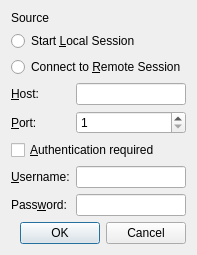
First picture: the form in trunk/qt/session-dialog.ui, repository svn2github/trs-svn, before the edit.
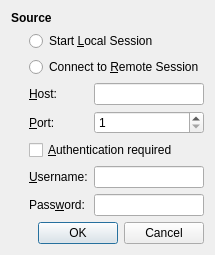
Second picture: the form after the edit.

Commit message: Rework forms layout to workaround some stylesheet issues (Qt client)

Patch:
```diff
--- a/trunk/qt/session-dialog.ui
+++ b/trunk/qt/session-dialog.ui
@@ -6,35 +6,22 @@
    <rect>
     <x>0</x>
     <y>0</y>
-    <width>248</width>
-    <height>263</height>
+    <width>250</width>
+    <height>265</height>
    </rect>
   </property>
   <property name="windowTitle">
    <string>Change Session</string>
   </property>
-  <property name="styleSheet">
-   <string notr="true">[tr-style~=&quot;form-section&quot;]
-{
-  font-weight: bold;
-  margin-top: 12px;
-  margin-bottom: 1px;
-}
-[tr-style~=&quot;form-section&quot;][tr-style~=&quot;first&quot;]
-{
-  margin-top: 0;
-}
-[tr-style~=&quot;form-label&quot;]
-{
-  margin-left: 18px;
-}</string>
-  </property>
-  <layout class="QGridLayout" name="dialogLayout">
+  <layout class="QVBoxLayout" name="dialogLayout">
    <property name="sizeConstraint">
     <enum>QLayout::SetFixedSize</enum>
    </property>
-   <item row="0" column="0" colspan="2">
+   <item>
     <widget class="QLabel" name="sourceSectionLabel">
+     <property name="styleSheet">
+      <string notr="true">font-weight:bold</string>
+     </property>
      <property name="text">
       <string>Source</string>
      </property>
@@ -43,27 +30,26 @@
      </property>
     </widget>
    </item>
-   <item row="1" column="0" colspan="2">
+   <item>
+    <layout class="QGridLayout" name="sourceSectionLayout" columnstretch="0,1">
+     <property name="leftMargin">
+      <number>18</number>
+     </property>
+     <item row="0" column="0" colspan="2">
     <widget class="QRadioButton" name="localSessionRadio">
      <property name="text">
       <string>Start &amp;Local Session</string>
      </property>
-     <property name="tr-style" stdset="0">
-      <string notr="true">form-label</string>
-     </property>
-    </widget>
-   </item>
-   <item row="2" column="0" colspan="2">
+      </widget>
+     </item>
+     <item row="1" column="0" colspan="2">
     <widget class="QRadioButton" name="remoteSessionRadio">
      <property name="text">
       <string>Connect to &amp;Remote Session</string>
      </property>
-     <property name="tr-style" stdset="0">
-      <string notr="true">form-label</string>
-     </property>
-    </widget>
-   </item>
-   <item row="3" column="0">
+      </widget>
+     </item>
+     <item row="2" column="0">
     <widget class="QLabel" name="hostLabel">
      <property name="text">
       <string>&amp;Host:</string>
@@ -71,15 +57,12 @@
      <property name="buddy">
       <cstring>hostEdit</cstring>
      </property>
-     <property name="tr-style" stdset="0">
-      <string notr="true">form-label</string>
-     </property>
-    </widget>
-   </item>
-   <item row="3" column="1">
+      </widget>
+     </item>
+     <item row="2" column="1">
     <widget class="QLineEdit" name="hostEdit"/>
    </item>
-   <item row="4" column="0">
+     <item row="3" column="0">
     <widget class="QLabel" name="portLabel">
      <property name="text">
       <string>&amp;Port:</string>
@@ -87,12 +70,9 @@
      <property name="buddy">
       <cstring>portSpin</cstring>
      </property>
-     <property name="tr-style" stdset="0">
-      <string notr="true">form-label</string>
-     </property>
-    </widget>
-   </item>
-   <item row="4" column="1">
+      </widget>
+     </item>
+     <item row="3" column="1">
     <widget class="QSpinBox" name="portSpin">
      <property name="minimum">
       <number>1</number>
@@ -102,17 +82,14 @@
      </property>
     </widget>
    </item>
-   <item row="5" column="0" colspan="2">
+     <item row="4" column="0" colspan="2">
     <widget class="QCheckBox" name="authCheck">
      <property name="text">
       <string>&amp;Authentication required</string>
      </property>
-     <property name="tr-style" stdset="0">
-      <string notr="true">form-label</string>
-     </property>
-    </widget>
-   </item>
-   <item row="6" column="0">
+      </widget>
+     </item>
+     <item row="5" column="0">
     <widget class="QLabel" name="usernameLabel">
      <property name="text">
       <string>&amp;Username:</string>
@@ -120,15 +97,12 @@
      <property name="buddy">
       <cstring>usernameEdit</cstring>
      </property>
-     <property name="tr-style" stdset="0">
-      <string notr="true">form-label</string>
-     </property>
-    </widget>
-   </item>
-   <item row="6" column="1">
+      </widget>
+     </item>
+     <item row="5" column="1">
     <widget class="QLineEdit" name="usernameEdit"/>
    </item>
-   <item row="7" column="0">
+     <item row="6" column="0">
     <widget class="QLabel" name="passwordLabel">
      <property name="text">
       <string>Pass&amp;word:</string>
@@ -136,19 +110,18 @@
      <property name="buddy">
       <cstring>passwordEdit</cstring>
      </property>
-     <property name="tr-style" stdset="0">
-      <string notr="true">form-label</string>
-     </property>
-    </widget>
-   </item>
-   <item row="7" column="1">
+      </widget>
+     </item>
+     <item row="6" column="1">
     <widget class="QLineEdit" name="passwordEdit">
      <property name="echoMode">
       <enum>QLineEdit::Password</enum>
      </property>
     </widget>
    </item>
-   <item row="8" column="0" colspan="2">
+    </layout>
+   </item>
+   <item>
     <widget class="QDialogButtonBox" name="dialogButtons">
      <property name="orientation">
       <enum>Qt::Horizontal</enum>
```
Left out of the diff: 3 changed lines with no effect on the pictures. Lines whose indentation alone changed are shown as unchanged. The commit also changes 11 other files.
